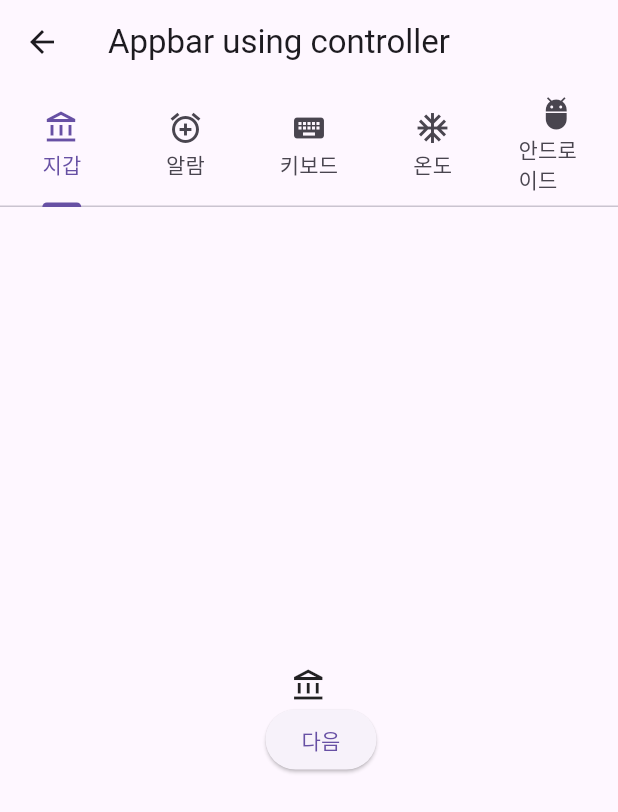
After one commit to bigbulgogiburger/tabbar_theory, a Flutter app: the screen it shows after launch, after a tap on "AppBarUsingController", on a phone screen of 412 x 824 dp. The commit adds this screen. Shown: the top 812 px of the screen. Run offline on Flutter 3.47's test engine with Material 3 defaults, Android fonts, the phone set to English and light mode, and no system bars.

Commit message:
탭바이론 종료

```diff
--- /dev/null
+++ b/lib/screen/appbar_use_controller.dart
@@ -0,0 +1,84 @@
+import 'package:flutter/material.dart';
+import 'package:tabbar_theory/const/tabs.dart';
+
+class AppBarUsingController extends StatefulWidget {
+  const AppBarUsingController({super.key});
+
+  @override
+  State<AppBarUsingController> createState() => _AppBarUsingControllerState();
+}
+
+class _AppBarUsingControllerState extends State<AppBarUsingController>
+    with TickerProviderStateMixin {
+  late final TabController tabController;
+
+  @override
+  void initState() {
+    // TODO: implement initState
+    tabController = TabController(
+      length: TABS.length,
+      vsync: this,
+    );
+
+    //controller의 상태가 변경이 될때마다 빌드를 다시함( 해당 프로젝트에서는 index)
+    tabController.addListener(() {
+      setState(() {
+
+    });});
+  }
+
+  @override
+  Widget build(BuildContext context) {
+    return Scaffold(
+      appBar: AppBar(
+
+        title: Text('Appbar using controller'),
+        bottom: TabBar(
+          controller: tabController,
+          tabs: TABS
+              .map((e) => Tab(
+                    height: 80,
+                    icon: Icon(e.icon),
+                    child: Text(e.label),
+                  ))
+              .toList(),
+        ),
+      ),
+      body: TabBarView(
+        controller: tabController,
+        children: TABS
+            .map((e) => Column(
+                  mainAxisAlignment: MainAxisAlignment.center,
+                  children: [
+                    Icon(e.icon),
+                    Row(
+                      mainAxisAlignment: MainAxisAlignment.center,
+                      children: [
+                        if(tabController.index != 0 )
+                          ElevatedButton(
+                          onPressed: () {
+                            tabController.animateTo(
+                              tabController.index-1
+                            );
+                          },
+                          child: Text('이전'),
+                        ),
+                        const SizedBox(width: 16.0,),
+                        if(tabController.index != TABS.length-1 )
+                        ElevatedButton(
+                          onPressed: () {
+                            tabController.animateTo(
+                                tabController.index+1);
+                          },
+                          child: Text('다음'),
+                        ),
+                      ],
+                    ),
+
+                  ],
+                ))
+            .toList(),
+      ),
+    );
+  }
+}
--- a/lib/screen/home_screen.dart
+++ b/lib/screen/home_screen.dart
@@ -1,5 +1,7 @@
 import 'package:flutter/material.dart';
+import 'package:tabbar_theory/screen/appbar_use_controller.dart';
 import 'package:tabbar_theory/screen/basic_appbar_tabbar_screen.dart';
+import 'package:tabbar_theory/screen/bottom_navigation_bar.dart';
 
 class HomeScreen extends StatelessWidget {
   const HomeScreen({super.key});
@@ -18,7 +20,16 @@ class HomeScreen extends StatelessWidget {
             ElevatedButton(onPressed: (){
               Navigator.of(context).push(MaterialPageRoute(builder: (_)=> BasicAppBarTabBarScreen()));
 
-            }, child: Text('Basic AppBar TabBar Screen'),)
+            }, child: Text('Basic AppBar TabBar Screen'),),
+
+            ElevatedButton(onPressed: (){
+              Navigator.of(context).push(MaterialPageRoute(builder: (_)=> AppBarUsingController()));
+
+            }, child: Text('AppBarUsingController'),),
+            ElevatedButton(onPressed: (){
+              Navigator.of(context).push(MaterialPageRoute(builder: (_)=> BottomNavigationBarScreen()));
+
+            }, child: Text('bottomNavigationBarScreen'),)
           ],
         ),
       )
```
Also changed, not shown: lib/screen/basic_appbar_tabbar_screen.dart (+40 -3 lines), lib/screen/bottom_navigation_bar.dart (added, +59 -0 lines).
